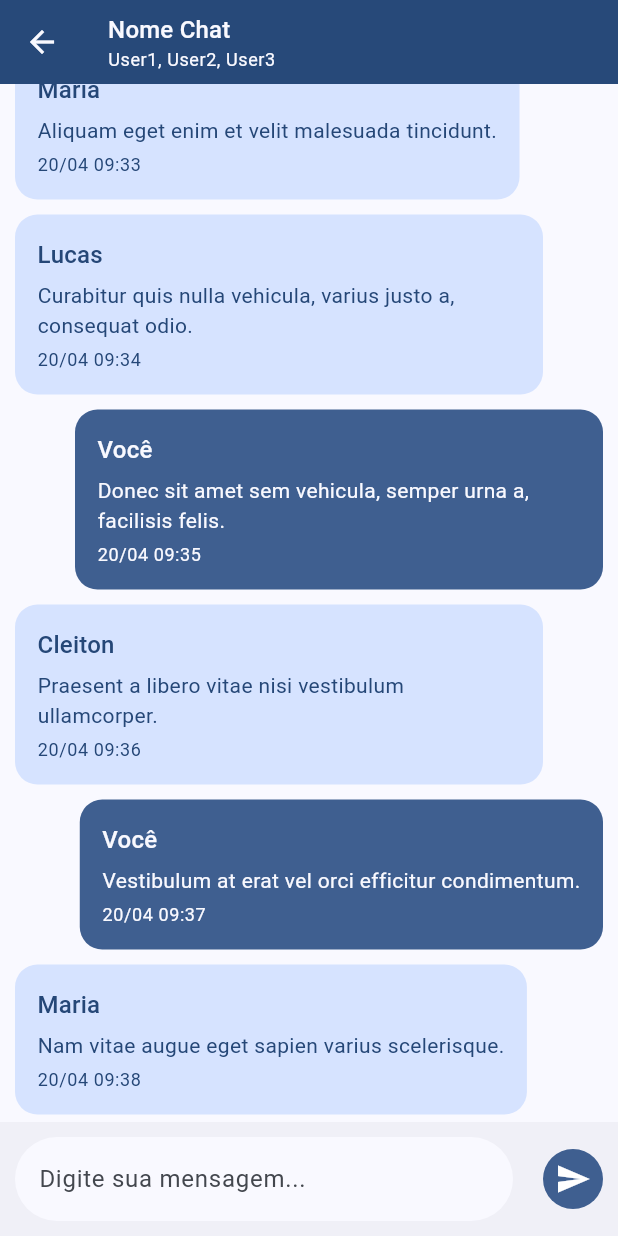
After one commit to meirelesnic/SistemaDeCaronasUFF, a Flutter app: the ChatFeed screen opened directly, after a tap on "Carona de Roberto", on a phone screen of 412 x 824 dp. The commit adds this screen. Run offline on Flutter 3.47's test engine with Material 3 defaults, Android fonts, the phone set to English and light mode, and no system bars; our stand-ins replace cloud_firestore, dio, firebase_auth, firebase_core, font_awesome_flutter, google_sign_in and 1 more; missing offline and left inert: dart:ffi, open_street_map_search_and_pick; accounts and stored records are empty.

Commit message:
Tela de  conversa do chat

```diff
--- /dev/null
+++ b/uff_caronas/lib/view/chatMessages.dart
@@ -0,0 +1,166 @@
+import 'package:flutter/cupertino.dart';
+import 'package:flutter/material.dart';
+import 'package:uff_caronas/view/custom_widgets/messageBubble.dart';
+
+class ChatMessages extends StatefulWidget {
+  const ChatMessages({super.key});
+
+  @override
+  State<ChatMessages> createState() => _ChatMessagesState();
+}
+
+class _ChatMessagesState extends State<ChatMessages> {
+  final TextEditingController _controller = TextEditingController();
+  final ScrollController _scrollController = ScrollController();
+  final List<Map<String, dynamic>> _messages = [
+    {
+      'message': 'Lorem ipsum dolor sit amet, consectetur adipiscing elit. Vestibulum sed quam turpis.',
+      'time': '20/04 09:30',
+      'isSender': false,
+      'username': 'Cleiton',
+    },
+    {
+      'message': 'Lorem ipsum dolor sit amet, consectetur adipiscing elit. Vestibulum sed quam turpis.',
+      'time': '20/04 09:32',
+      'isSender': true,
+      'username': 'Você',
+    },
+    {
+      'message': 'Aliquam eget enim et velit malesuada tincidunt.',
+      'time': '20/04 09:33',
+      'isSender': false,
+      'username': 'Maria',
+    },
+    {
+      'message': 'Curabitur quis nulla vehicula, varius justo a, consequat odio.',
+      'time': '20/04 09:34',
+      'isSender': false,
+      'username': 'Lucas',
+    },
+    {
+      'message': 'Donec sit amet sem vehicula, semper urna a, facilisis felis.',
+      'time': '20/04 09:35',
+      'isSender': true,
+      'username': 'Você',
+    },
+    {
+      'message': 'Praesent a libero vitae nisi vestibulum ullamcorper.',
+      'time': '20/04 09:36',
+      'isSender': false,
+      'username': 'Cleiton',
+    },
+    {
+      'message': 'Vestibulum at erat vel orci efficitur condimentum.',
+      'time': '20/04 09:37',
+      'isSender': true,
+      'username': 'Você',
+    },
+    {
+      'message': 'Nam vitae augue eget sapien varius scelerisque.',
+      'time': '20/04 09:38',
+      'isSender': false,
+      'username': 'Maria',
+    },
+  ];
+
+
+  void _sendMessage() {
+    if (_controller.text.isNotEmpty) {
+      setState(() {
+        _messages.add({
+          'message': _controller.text,
+          'time': '20/04 09:30', // Aqui você pode adicionar lógica para obter o horário atual
+          'isSender': true,
+          'username': 'Você', // Você pode ajustar conforme necessário
+        });
+        //ADICIONAR MENSAGEM AO BANCO DE DADOS
+        _controller.clear();
+        _scrollController.position.minScrollExtent;
+      });
+    }
+  }
+
+  @override
+  Widget build(BuildContext context) {
+    return Scaffold(
+      appBar: AppBar(
+        leading: IconButton(
+          icon: Icon(
+            Icons.arrow_back,
+            color: Theme.of(context).colorScheme.background,
+          ),
+          onPressed: () {
+            Navigator.pop(context);
+          },
+        ),
+        title: Column(
+          crossAxisAlignment: CrossAxisAlignment.start,
+          children: [
+            Text('Nome Chat',
+              style: Theme.of(context).textTheme.titleMedium?.copyWith(
+              color: Theme.of(context).colorScheme.background
+              )
+            ),
+            Text('User1, User2, User3',
+              style: Theme.of(context).textTheme.bodySmall?.copyWith(
+              color: Theme.of(context).colorScheme.background
+              )
+            )
+          ],
+        ),
+        backgroundColor: Theme.of(context).colorScheme.onPrimaryContainer
+      ),
+      body: Column(
+        children: [
+          Expanded(
+            child: ListView.builder(
+              controller: _scrollController,
+              reverse: true,
+              itemCount: _messages.length,
+              itemBuilder: (context, index) {
+                final messageIndex = _messages.length - 1 - index;
+                return MessageBubble(
+                  message: _messages[messageIndex]['message'],
+                  time: _messages[messageIndex]['time'],
+                  isSender: _messages[messageIndex]['isSender'],
+                  username: _messages[messageIndex]['username'],
+                );
+              },
+            ),
+          ),
+          Container(
+            padding: EdgeInsets.all(10),
+            //margin: EdgeInsets.all(10),
+            color: Theme.of(context).colorScheme.onInverseSurface,
+            child: Row(
+              children: [
+                Expanded(
+                  child: TextField(
+                    controller: _controller,
+                    decoration: InputDecoration(
+                      hintText: 'Digite sua mensagem...',
+                      filled: true,
+                      fillColor: Theme.of(context).colorScheme.background,
+                      border: OutlineInputBorder(
+                        borderRadius: BorderRadius.circular(50),
+                        borderSide: BorderSide.none,
+                      ),
+                    ),
+                  ),
+                ),
+                SizedBox(width: 20),
+                CircleAvatar(
+                  backgroundColor: Theme.of(context).colorScheme.primary,
+                  child: IconButton(
+                    icon: Icon(Icons.send, color: Colors.white),
+                    onPressed: _sendMessage,
+                  ),
+                ),
+              ],
+            ),
+          ),
+        ],
+      ),
+    );
+  }
+}
--- a/uff_caronas/lib/view/custom_widgets/chatCard.dart
+++ b/uff_caronas/lib/view/custom_widgets/chatCard.dart
@@ -1,4 +1,5 @@
 import 'package:flutter/material.dart';
+import 'package:uff_caronas/view/chatMessages.dart';
 
 class ChatCard extends StatefulWidget {
   const ChatCard({super.key});
@@ -11,7 +12,25 @@ class _ChatCardState extends State<ChatCard> {
   @override
   Widget build(BuildContext context) {
     final screenSize = MediaQuery.of(context).size;
-    return Padding(
+    return InkWell(
+      onTap: (){
+        Navigator.of(context).push(
+          PageRouteBuilder(
+            pageBuilder: (context, animation, secondaryAnimation) {
+              return ChatMessages();
+            },
+            transitionsBuilder:
+                (context, animation, secondaryAnimation, child) {
+              return FadeTransition(
+                opacity: animation,
+                child: child,
+              );
+            },
+            transitionDuration: Duration(milliseconds: 250),
+          ),
+        );
+      },
+      child: Padding(
         padding: const EdgeInsets.only(bottom: 8),
         child: SizedBox(
           width: screenSize.width * (300 / 360),
@@ -65,6 +84,7 @@ class _ChatCardState extends State<ChatCard> {
             ),
           ),
         ),
+      ),
     );
   }
 }
--- /dev/null
+++ b/uff_caronas/lib/view/custom_widgets/messageBubble.dart
@@ -0,0 +1,55 @@
+import 'package:flutter/material.dart';
+
+class MessageBubble extends StatelessWidget {
+  final String message;
+  final String time;
+  final bool isSender;
+  final String username;
+
+  const MessageBubble({
+    required this.message,
+    required this.time,
+    required this.isSender,
+    required this.username,
+  });
+
+  @override
+  Widget build(BuildContext context) {
+    return Align(
+      alignment: isSender ? Alignment.topRight : Alignment.topLeft,
+      child: Container(
+        margin: isSender ? EdgeInsets.fromLTRB(50, 5, 10, 5) : EdgeInsets.fromLTRB(10, 5, 50, 5),
+        padding: EdgeInsets.symmetric(vertical: 15, horizontal: 15),
+        decoration: BoxDecoration(
+          color: isSender ? Theme.of(context).colorScheme.primary : Theme.of(context).colorScheme.primaryContainer,
+          borderRadius: BorderRadius.circular(15),
+        ),
+        child: Column(
+          crossAxisAlignment: CrossAxisAlignment.start,
+          children: [
+            Text(
+              username,
+              style: Theme.of(context).textTheme.titleMedium?.copyWith(
+              color: isSender ? Theme.of(context).colorScheme.background : Theme.of(context).colorScheme.onPrimaryContainer,
+              )
+            ),
+            SizedBox(height: 5),
+            Text(
+              message,
+              style: Theme.of(context).textTheme.bodyMedium?.copyWith(
+              color: isSender ? Theme.of(context).colorScheme.background : Theme.of(context).colorScheme.onPrimaryContainer,
+              )
+            ),
+            SizedBox(height: 5),
+            Text(
+              time,
+              style: Theme.of(context).textTheme.bodySmall?.copyWith(
+              color: isSender ? Theme.of(context).colorScheme.background : Theme.of(context).colorScheme.onPrimaryContainer,
+              )
+            ),
+          ],
+        ),
+      ),
+    );
+  }
+}
```
Lines whose indentation alone changed are shown as unchanged.
